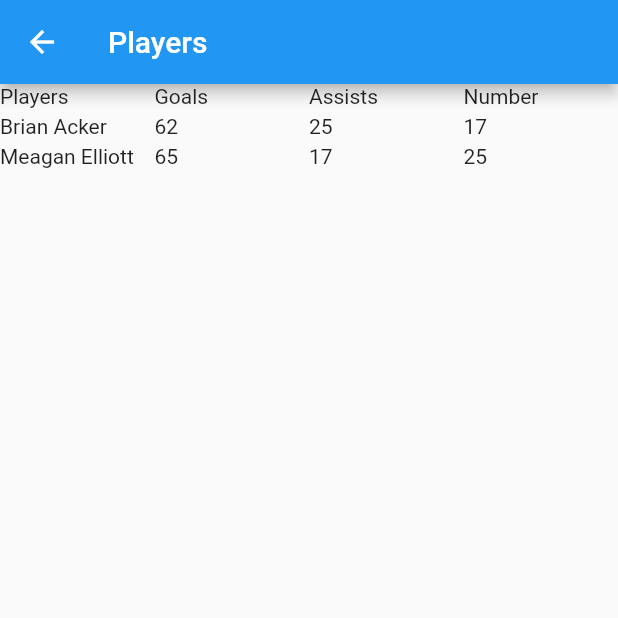
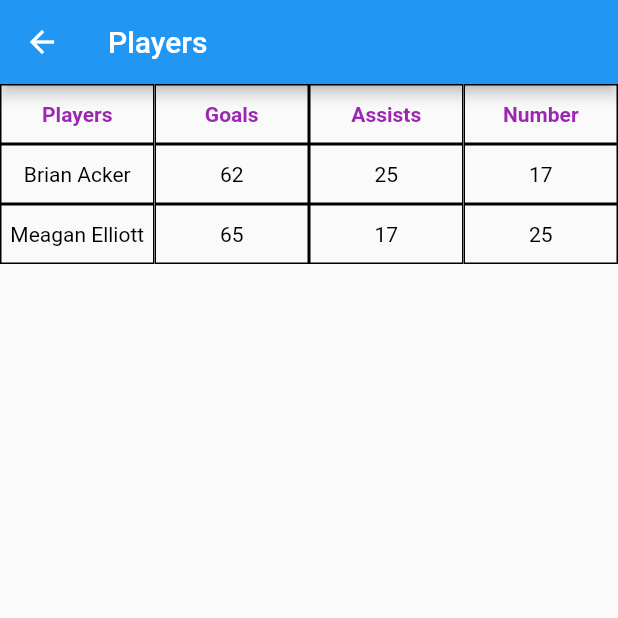
Before and after one commit to backer/oystars-flutter, a Flutter app: the PlayersScreen screen opened directly, on a phone screen of 412 x 824 dp, the top half of it. Run offline on Flutter 3.47's test engine with Material 2 defaults, Android fonts, the phone set to English and light mode, and no system bars.

Commit message:
Improve stats table ui with new stats item widget

```diff
--- a/lib/constants/dimens.dart
+++ b/lib/constants/dimens.dart
@@ -1,3 +1,3 @@
-const double statisticsItemHeight = 20;
+const double statisticsItemHeight = 40;
 const double statisticsItemVerticalSpacing = 10;
 const double statisticsItemHorizontalSpacing = 10;
--- a/lib/routes/players.dart
+++ b/lib/routes/players.dart
@@ -1,6 +1,6 @@
 import 'package:flutter/material.dart';
 import 'package:oystars_flutter_app/constants/strings.dart';
-import 'package:oystars_flutter_app/widgets/statistics_table.dart';
+import 'package:oystars_flutter_app/widgets/stats_table.dart';
 
 class PlayersScreen extends StatelessWidget {
   const PlayersScreen({Key? key}) : super(key: key);
@@ -29,7 +29,7 @@ class PlayersScreen extends StatelessWidget {
       body: Container(
           height: screenHeight,
           width: screenWidth,
-          child: StatisticsTable(
+          child: StatsTable(
             headers: testHeaders,
             values: valuesList,
           )),
--- a/lib/widgets/statistics_column.dart
+++ b/lib/widgets/stats_column.dart
@@ -1,9 +1,9 @@
 import 'package:flutter/material.dart';
 import 'package:oystars_flutter_app/constants/dimens.dart';
+import 'package:oystars_flutter_app/widgets/stats_item.dart';
 
-class StatisticsColumn extends StatelessWidget {
-  const StatisticsColumn(
-      {Key? key, this.lockFirstRow = true, required this.values})
+class StatsColumn extends StatelessWidget {
+  const StatsColumn({Key? key, this.lockFirstRow = true, required this.values})
       : super(key: key);
 
   final bool lockFirstRow;
@@ -27,10 +27,12 @@ class StatisticsColumn extends StatelessWidget {
               ? const NeverScrollableScrollPhysics()
               : const AlwaysScrollableScrollPhysics(),
           child: Column(children: [
-            Container(
-                width: columnWidth,
-                height: statisticsItemHeight,
-                child: Text(firstValue.toString())),
+            StatsItem(
+              width: columnWidth,
+              height: statisticsItemHeight,
+              value: firstValue.toString(),
+              isHeader: true,
+            ),
             Container(
                 width: columnWidth,
                 height: listViewHeight,
@@ -40,10 +42,10 @@ class StatisticsColumn extends StatelessWidget {
                     padding: const EdgeInsets.only(
                         bottom: statisticsItemVerticalSpacing),
                     itemBuilder: (context, index) {
-                      return Container(
+                      return StatsItem(
                           width: columnWidth,
                           height: statisticsItemHeight,
-                          child: Text(values[index].toString()));
+                          value: values[index].toString());
                     }))
           ]),
         ));
--- /dev/null
+++ b/lib/widgets/stats_item.dart
@@ -0,0 +1,33 @@
+import 'package:flutter/material.dart';
+
+class StatsItem extends StatelessWidget {
+  const StatsItem(
+      {Key? key,
+      required this.value,
+      this.isHeader = false,
+      required this.width,
+      required this.height})
+      : super(key: key);
+
+  final String value;
+  final bool isHeader;
+  final double width;
+  final double height;
+
+  @override
+  Widget build(BuildContext context) {
+    return Container(
+        width: width,
+        height: height,
+        decoration: BoxDecoration(border: Border.all(color: Colors.black)),
+        alignment: Alignment.center,
+        child: Text(
+          value,
+          style: TextStyle(
+            color: isHeader ? Colors.purple : Colors.black,
+            fontWeight: isHeader ? FontWeight.bold : FontWeight.normal,
+          ),
+          textAlign: TextAlign.center,
+        ));
+  }
+}
--- a/lib/widgets/statistics_table.dart
+++ b/lib/widgets/stats_table.dart
@@ -1,9 +1,9 @@
 import 'package:flutter/material.dart';
 import 'package:oystars_flutter_app/constants/dimens.dart';
-import 'package:oystars_flutter_app/widgets/statistics_column.dart';
+import 'package:oystars_flutter_app/widgets/stats_column.dart';
 
-class StatisticsTable extends StatelessWidget {
-  const StatisticsTable(
+class StatsTable extends StatelessWidget {
+  const StatsTable(
       {Key? key,
       this.lockFirstColumn = true,
       required this.headers,
@@ -34,7 +34,7 @@ class StatisticsTable extends StatelessWidget {
           child: Row(children: [
             Container(
                 width: columnWidth,
-                child: StatisticsColumn(
+                child: StatsColumn(
                   values: firstColumn,
                 )),
             Container(
@@ -45,7 +45,7 @@ class StatisticsTable extends StatelessWidget {
                     itemBuilder: (context, index) {
                       return Container(
                           width: columnWidth,
-                          child: StatisticsColumn(
+                          child: StatsColumn(
                             values: columns[index],
                           ));
                     }))
```
